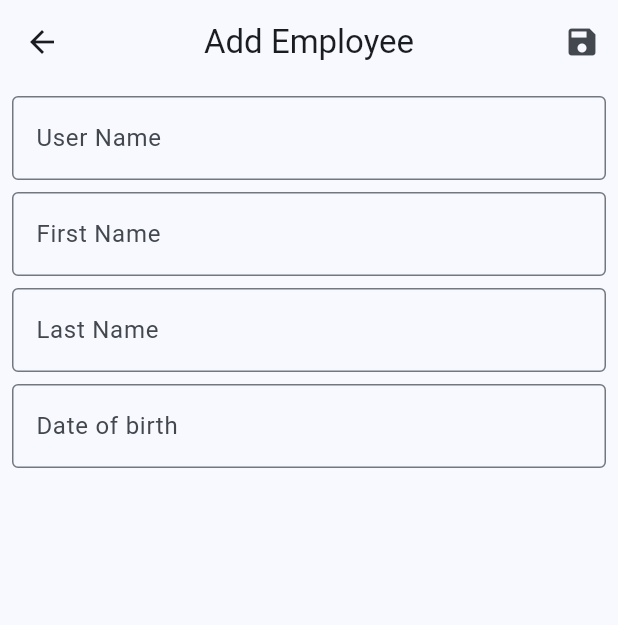
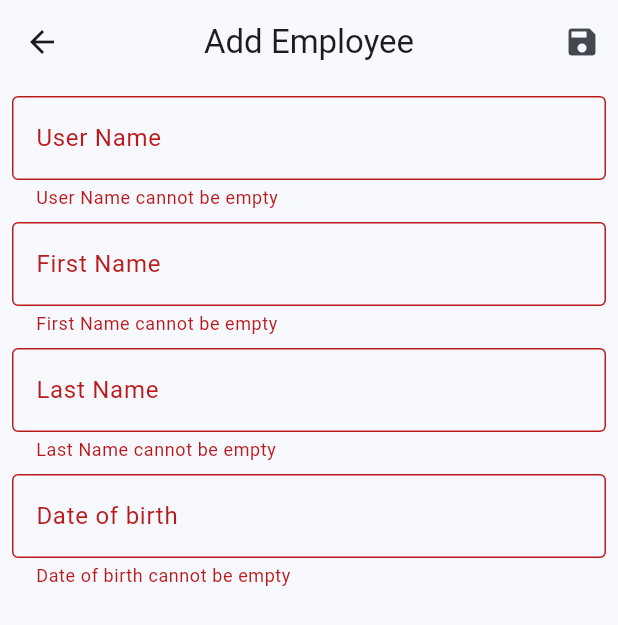
Before and after one commit to abmdeve/drift_project, a Flutter app: the AddEmployeeScreen screen opened by its route, after a tap on the "save" icon, on a phone screen of 412 x 824 dp. Shown: the top 625 px of the screen. Run offline on Flutter 3.47's test engine with Material 3 defaults, Android fonts, the phone set to English and light mode, and no system bars; our stand-ins replace drift; accounts and stored records are empty; generated files the repository leaves out were written again.

Commit message:
Update the code
Refactoring the code, Formakey in add and edit screen

```diff
--- a/lib/screens/employee/add_employee_screen.dart
+++ b/lib/screens/employee/add_employee_screen.dart
@@ -1,6 +1,7 @@
 import 'package:drift/drift.dart' as drift;
 import 'package:drift_project/data/local/db/app_db.dart';
 import 'package:drift_project/screens/widget/custom_text_form_field.dart';
+import 'package:flutter/cupertino.dart';
 import 'package:flutter/material.dart';
 import 'package:intl/intl.dart';
 
@@ -12,6 +13,7 @@ class AddEmployeeScreen extends StatefulWidget {
 }
 
 class _AddEmployeeScreenState extends State<AddEmployeeScreen> {
+  final _formKey = GlobalKey<FormState>();
   late AppDb _db;
   final TextEditingController _userNameController = TextEditingController();
   final TextEditingController _firstNameController = TextEditingController();
@@ -56,13 +58,18 @@ class _AddEmployeeScreenState extends State<AddEmployeeScreen> {
         padding: const EdgeInsets.all(8.0),
         child: Column(
           children: [
+            Form(
+              key: _formKey,
+              child: Column(
+                children: [
                   CustomTextFormField(
                       controller: _userNameController, textLabel: "User Name"),
                   const SizedBox(
                     height: 8.0,
                   ),
                   CustomTextFormField(
-                controller: _firstNameController, textLabel: "First Name"),
+                      controller: _firstNameController,
+                      textLabel: "First Name"),
                   const SizedBox(
                     height: 8.0,
                   ),
@@ -80,6 +87,9 @@ class _AddEmployeeScreenState extends State<AddEmployeeScreen> {
                   ),
                   const SizedBox(
                     height: 8.0,
+                  ),
+                ],
+              ),
             ),
           ],
         ),
@@ -119,6 +129,9 @@ class _AddEmployeeScreenState extends State<AddEmployeeScreen> {
   }
 
   void addEmployee() {
+    final isValid = _formKey.currentState?.validate();
+
+    if (isValid != null && isValid) {
       final entity = EmployeeEntityCompanion(
         userName: drift.Value(_userNameController.text),
         firstName: drift.Value(_firstNameController.text),
@@ -136,8 +149,8 @@ class _AddEmployeeScreenState extends State<AddEmployeeScreen> {
                 ),
                 actions: [
                   TextButton(
-                  onPressed: () =>
-                      ScaffoldMessenger.of(context).hideCurrentMaterialBanner(),
+                    onPressed: () => ScaffoldMessenger.of(context)
+                        .hideCurrentMaterialBanner(),
                     child: const Text(
                       "Close",
                       style: TextStyle(color: Colors.white),
@@ -149,3 +162,4 @@ class _AddEmployeeScreenState extends State<AddEmployeeScreen> {
           );
     }
   }
+}
```
Also changed, not shown: lib/screens/employee/edit_employee_screen.dart (+16 -3 lines). Lines whose indentation alone changed are shown as unchanged.
